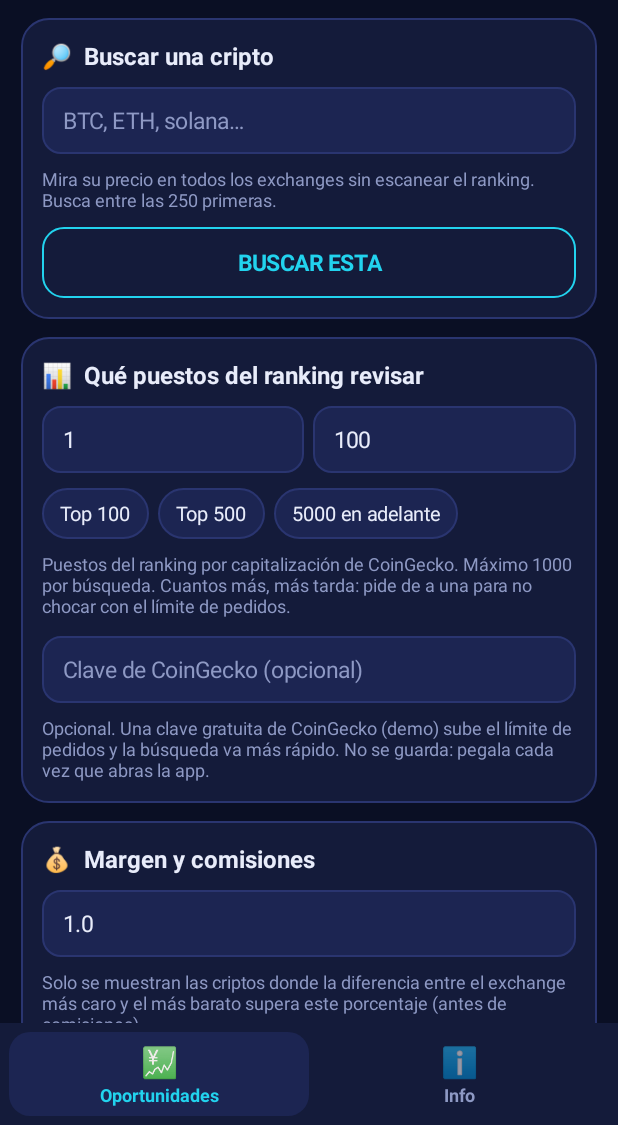
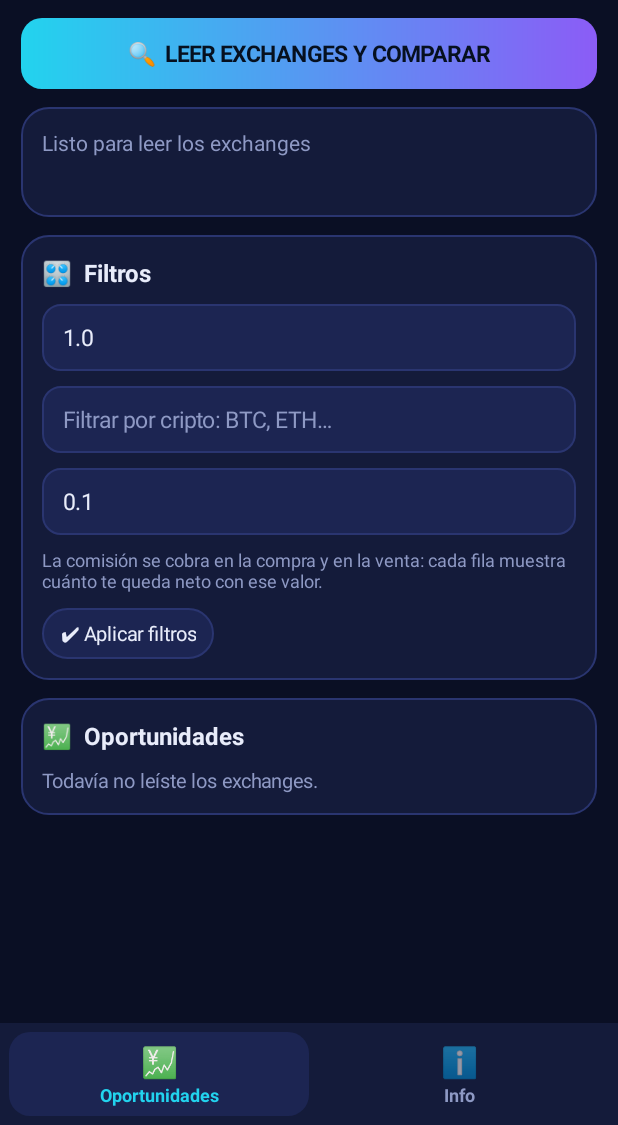
Before and after one commit to adri40606941-ui/Zumo, an Android app: the screen it shows after launch (MainActivity), on a phone screen of 412 x 824 dp, the part 111-1236 px from its top. Run offline under Robolectric (Android 15) with nearby library versions, the phone set to English and light mode, and no system bars.

Commit message:
Zumo Cripto: leer los precios directamente de los exchanges (#113)
Antes la app leía el ranking de CoinGecko. Ahora lee las APIs públicas de
7 exchanges (Binance, Bybit, OKX, KuCoin, Gate.io, Bitget, MEXC), sin clave,
y compara el mismo activo entre ellos.

- Una llamada por exchange trae todos sus pares: 7 pedidos en vez de cientos,
  así que ya no hay límite de pedidos ni pausas.
- Solo pares contra USDT, USDC o USD; se ignoran los de menos de 20 000 USD
  de volumen (libros vacíos dan diferencias falsas).
- Si un exchange bloquea el país o falla, se informa y se sigue con los demás.
- Se quitan CoinGecko, el rango por puestos y la clave demo: los exchanges
  no tienen ranking.
- Filtros (margen mínimo, cripto) sobre lo leído, sin volver a pedir.
- Formatos verificados con respuestas reales de OKX, KuCoin, Gate.io, Bitget
  y MEXC; Binance y Bybit bloquean EE. UU. y se parsean según su documentación.
- 30 pruebas (formatos, separación de pares, agregado, búsqueda con fallos).


Claude-Session: https://claude.ai/code/session_014KfjR7gugawUEpsrF5zwn6

Co-authored-by: Claude <noreply@anthropic.com>

```diff
--- a/zumocripto/app/src/main/java/com/zumo/cripto/Comparador.kt
+++ b/zumocripto/app/src/main/java/com/zumo/cripto/Comparador.kt
@@ -2,7 +2,7 @@ package com.zumo.cripto
 
 /** Arma una [Oportunidad] a partir de los tickers crudos de una moneda, o null si no hay suficiente para comparar. */
 object Comparador {
-    /** Confianza mínima para usar un precio. CoinGecko no siempre la informa: "" (vacío) se deja pasar. */
+    /** Confianza mínima para usar un precio. Los exchanges no la informan: "" (vacío) se deja pasar. */
     private val CONFIANZA_DESCARTADA = setOf("red")
 
     fun construir(moneda: Moneda, tickersCrudos: List<Ticker>, minExchanges: Int = 2): Oportunidad? {
--- a/zumocripto/app/src/main/java/com/zumo/cripto/MainActivity.kt
+++ b/zumocripto/app/src/main/java/com/zumo/cripto/MainActivity.kt
@@ -11,7 +11,7 @@ import android.widget.LinearLayout
 import android.widget.ScrollView
 import android.widget.TextView
 
-/** Zumo Cripto: compara el precio de cada cripto entre varios exchanges (datos de CoinGecko). Todo en código: cabecera, dos pestañas abajo y sus páginas. */
+/** Zumo Cripto: compara el precio de cada activo entre varios exchanges. Todo en código: cabecera, dos pestañas abajo y sus páginas. */
 class MainActivity : Activity() {
     private lateinit var ui: Ui
     private lateinit var oportunidades: PaginaOportunidades
@@ -110,13 +110,13 @@ class MainActivity : Activity() {
         }
 
         seccion("¿Qué hace Zumo Cripto?",
-            "• Recorre el ranking de criptomonedas de CoinGecko (podés elegir cuántas, de las 50 más grandes hasta las 500).\n" +
-            "• Para cada una, compara su precio en varios exchanges y calcula el margen entre el más barato y el más caro.\n" +
-            "• Te muestra solo las que superan el margen mínimo que pusiste, ordenadas de mayor a menor diferencia.\n" +
-            "• Tocando una, ves el precio en cada exchange y un enlace para operar si CoinGecko lo tiene.")
+            "• Lee los precios de 7 exchanges (Binance, Bybit, OKX, KuCoin, Gate.io, Bitget y MEXC) directamente desde sus APIs públicas.\n" +
+            "• Busca los activos que se operan en dos o más exchanges y compara su precio entre ellos.\n" +
+            "• Te muestra dónde está más barato y dónde más caro, y cuánto es la diferencia en porcentaje.\n" +
+            "• Con el campo de comisión ves cuánto te queda neto. Tocando una fila ves todos los exchanges y un enlace para operar.")
 
         seccion("Sobre los datos",
-            "Los precios vienen de la API pública de CoinGecko. Es gratuita pero tiene un límite de pedidos por minuto compartido por todos los que la usan sin clave; por eso la búsqueda pide de a una cripto y espera un poco entre cada una, y puede tardar varios minutos si elegís muchas.")
+            "Cada exchange publica sus precios en tiempo real sin clave. Algunos bloquean ciertos países: si no podés leer uno, la app lo dice en el resumen y compara con los demás. Solo se usan pares contra USDT, USDC o USD, y se ignoran los que tienen poco volumen, porque sus precios no son confiables.")
 
         seccion("Antes de operar con esto",
             "• Esto no es consejo financiero: es solo información para que decidas vos.\n" +
@@ -124,7 +124,7 @@ class MainActivity : Activity() {
             "• Los precios pueden cambiar en los segundos que tarda el pedido, y hay exchanges con poco volumen donde el precio no es confiable.\n" +
             "• Revisá siempre el precio real en cada exchange antes de mover dinero.")
 
-        seccion("Atribución", "Datos de precios y mercados de CoinGecko (www.coingecko.com).")
+        seccion("Fuentes", "Precios leídos de las APIs públicas de Binance, Bybit, OKX, KuCoin, Gate.io, Bitget y MEXC.")
 
         sv.addView(col)
         return sv
--- a/zumocripto/app/src/main/java/com/zumo/cripto/Modelos.kt
+++ b/zumocripto/app/src/main/java/com/zumo/cripto/Modelos.kt
@@ -1,6 +1,6 @@
 package com.zumo.cripto
 
-/** Una cripto en el ranking de CoinGecko (sin datos de exchanges todavía). */
+/** Un activo (por ejemplo BTC) con su precio de referencia: la mediana entre los exchanges donde se opera. */
 data class Moneda(val id: String, val simbolo: String, val nombre: String, val precioUsd: Double, val puestoRanking: Int)
 
 /** El precio de una cripto en un exchange puntual, ya convertido a dólares. */
@@ -9,7 +9,7 @@ data class Ticker(
     val par: String,          // "BTC/USDT", por ejemplo
     val precioUsd: Double,
     val volumenUsd: Double,
-    val confianza: String,    // "green", "yellow", "red" o "" si CoinGecko no lo informa
+    val confianza: String,    // "green", "yellow", "red" o "" si no se informa
     val urlOperar: String,
     val anomalo: Boolean,
     val desactualizado: Boolean,
--- a/zumocripto/app/src/main/java/com/zumo/cripto/PaginaOportunidades.kt
+++ b/zumocripto/app/src/main/java/com/zumo/cripto/PaginaOportunidades.kt
@@ -17,33 +17,27 @@ import android.widget.TextView
 import android.widget.Toast
 import java.util.Locale
 
-/** Pestaña "Oportunidades": busca criptos con margen entre exchanges (en el ranking o una sola), y calcula el neto con comisiones. */
+/** Pestaña "Oportunidades": lee los precios de varios exchanges y muestra dónde una misma cripto está más barata que en otro. */
 class PaginaOportunidades(private val act: Activity) {
     private val ui = Ui(act)
     private val principal = Handler(Looper.getMainLooper())
     private val candado = Any()
-    private val hallados = ArrayList<Oportunidad>()
+    private var resultados: List<Oportunidad> = emptyList()
     private var version = 0
     private var versionPintada = -1
 
-    private var escaneo: Escaneo? = null
+    private var buscador: BuscadorExchanges? = null
     private var buscando = false
     private var hubo = false
-    @Volatile private var mensaje = "Listo para buscar"
-    private var inicio = 0L
+    @Volatile private var mensaje = "Listo para leer los exchanges"
+    @Volatile private var informe = ""
     private var comision = 0.1
 
     private val campoMargen = ui.campo("Margen mínimo %, por ejemplo 1.0")
     private val campoComision = ui.campo("Comisión por operación %, por ejemplo 0.1")
-    private val campoBuscar = ui.campo("BTC, ETH, solana…")
-    private val campoDesde = ui.campo("Desde el puesto")
-    private val campoHasta = ui.campo("Hasta el puesto")
-    private val campoClave = ui.campo("Clave de CoinGecko (opcional)")
-    private var clave = ""
+    private val campoFiltro = ui.campo("Filtrar por cripto: BTC, ETH…")
     private val botonPrincipal: TextView
-    private val botonUna: TextView
-    private val textoEstado = ui.texto("Listo para buscar", 14f, Paleta.APAGADO)
-    private val barra = Barra(act, ui)
+    private val textoEstado = ui.texto("Listo para leer los exchanges", 14f, Paleta.APAGADO)
     private val textoResumen = ui.texto("", 13f, Paleta.APAGADO)
     private val cajaResultados = ui.vertical()
 
@@ -59,68 +53,34 @@ class PaginaOportunidades(private val act: Activity) {
     init {
         campoMargen.setText("1.0")
         campoComision.setText("0.1")
-        campoDesde.setText("1")
-        campoHasta.setText("100")
-        campoDesde.inputType = android.text.InputType.TYPE_CLASS_NUMBER
-        campoHasta.inputType = android.text.InputType.TYPE_CLASS_NUMBER
         campoMargen.inputType = android.text.InputType.TYPE_CLASS_NUMBER or android.text.InputType.TYPE_NUMBER_FLAG_DECIMAL
         campoComision.inputType = android.text.InputType.TYPE_CLASS_NUMBER or android.text.InputType.TYPE_NUMBER_FLAG_DECIMAL
         val col = ui.vertical()
         col.setPadding(ui.dp(14), ui.dp(12), ui.dp(14), ui.dp(24))
 
-        // --- Buscar una cripto puntual
-        val tUna = ui.tarjeta()
-        tUna.addView(ui.texto("🔎  Buscar una cripto", 16f, Paleta.TEXTO, true))
-        tUna.addView(campoBuscar, ui.params(arriba = 10))
-        tUna.addView(ui.texto("Mira su precio en todos los exchanges sin escanear el ranking. Busca entre las 250 primeras.", 12f, Paleta.APAGADO), ui.params(arriba = 8))
-        botonUna = ui.boton("BUSCAR ESTA", relleno = false) { if (buscando) detener() else empezarUna() }
-        tUna.addView(botonUna, ui.params(arriba = 10))
-        col.addView(tUna)
+        // --- Botón principal y estado
+        botonPrincipal = ui.boton("🔍  LEER EXCHANGES Y COMPARAR") { if (buscando) detener() else empezar() }
+        col.addView(botonPrincipal)
+        val tEstado = ui.tarjeta()
+        tEstado.addView(textoEstado)
+        tEstado.addView(textoResumen, ui.params(arriba = 8))
+        col.addView(tEstado, ui.params(arriba = 12))
 
-        // --- Qué puestos del ranking revisar
+        // --- Filtros (se aplican sobre lo leído, sin volver a pedir nada)
         val t1 = ui.tarjeta()
-        t1.addView(ui.texto("📊  Qué puestos del ranking revisar", 16f, Paleta.TEXTO, true))
-        val filaRango = ui.horizontal()
-        filaRango.addView(campoDesde, ui.params(ancho = 0, peso = 1f, der = 6))
-        filaRango.addView(campoHasta, ui.params(ancho = 0, peso = 1f))
-        t1.addView(filaRango, ui.params(arriba = 10))
-        val filaP = ui.horizontal()
-        for ((nombre, d, h) in PRESETS) {
-            val chip = ui.chip(nombre, false) { campoDesde.setText(d.toString()); campoHasta.setText(h.toString()) }
-            filaP.addView(chip, ui.params(ancho = ViewGroup.LayoutParams.WRAP_CONTENT, der = 6))
-        }
-        val scrollP = android.widget.HorizontalScrollView(act)
-        scrollP.isHorizontalScrollBarEnabled = false
-        scrollP.addView(filaP)
-        t1.addView(scrollP, ui.params(arriba = 10))
-        t1.addView(ui.texto("Puestos del ranking por capitalización de CoinGecko. Máximo ${Escaneo.MAX_RANGO} por búsqueda. Cuantos más, más tarda: pide de a una para no chocar con el límite de pedidos.", 12f, Paleta.APAGADO), ui.params(arriba = 8))
-        t1.addView(campoClave, ui.params(arriba = 12))
-        t1.addView(ui.texto("Opcional. Una clave gratuita de CoinGecko (demo) sube el límite de pedidos y la búsqueda va más rápido. No se guarda: pegala cada vez que abras la app.", 12f, Paleta.APAGADO), ui.params(arriba = 8))
+        t1.addView(ui.texto("🎛  Filtros", 16f, Paleta.TEXTO, true))
+        t1.addView(campoMargen, ui.params(arriba = 10))
+        t1.addView(campoFiltro, ui.params(arriba = 10))
+        t1.addView(campoComision, ui.params(arriba = 10))
+        t1.addView(ui.texto("La comisión se cobra en la compra y en la venta: cada fila muestra cuánto te queda neto con ese valor.", 12f, Paleta.APAGADO), ui.params(arriba = 8))
+        t1.addView(ui.chip("✔ Aplicar filtros", false) { versionPintada = -1; pintarEstado() }, ui.params(ancho = ViewGroup.LayoutParams.WRAP_CONTENT, arriba = 10))
         col.addView(t1, ui.params(arriba = 12))
 
-        // --- Margen mínimo y comisiones
+        // --- Resultados
         val t2 = ui.tarjeta()
-        t2.addView(ui.texto("💰  Margen y comisiones", 16f, Paleta.TEXTO, true))
-        t2.addView(campoMargen, ui.params(arriba = 10))
-        t2.addView(ui.texto("Solo se muestran las criptos donde la diferencia entre el exchange más caro y el más barato supera este porcentaje (antes de comisiones).", 12f, Paleta.APAGADO), ui.params(arriba = 8))
-        t2.addView(campoComision, ui.params(arriba = 12))
-        t2.addView(ui.texto("Se cobra en la compra y en la venta. Cada fila muestra cuánto te queda neto con esta comisión.", 12f, Paleta.APAGADO), ui.params(arriba = 8))
+        t2.addView(ui.texto("💹  Oportunidades", 16f, Paleta.TEXTO, true))
+        t2.addView(cajaResultados, ui.params(arriba = 10))
         col.addView(t2, ui.params(arriba = 12))
-
-        // --- Botón del ranking y progreso
-        botonPrincipal = ui.boton("🔍  BUSCAR OPORTUNIDADES") { if (buscando) detener() else empezar() }
-        col.addView(botonPrincipal, ui.params(arriba = 14))
-        val t3 = ui.tarjeta()
-        t3.addView(textoEstado)
-        t3.addView(barra, ui.params(arriba = 10))
-        t3.addView(textoResumen, ui.params(arriba = 8))
-        col.addView(t3, ui.params(arriba = 14))
-
-        // --- Resultados
-        val t4 = ui.tarjeta()
-        t4.addView(ui.texto("💹  Oportunidades", 16f, Paleta.TEXTO, true))
-        t4.addView(cajaResultados, ui.params(arriba = 10))
-        col.addView(t4, ui.params(arriba = 14))
 
         vista.addView(col)
         pintarEstado()
@@ -137,121 +97,98 @@ class PaginaOportunidades(private val act: Activity) {
     }
 
     private fun empezar() {
-        val margen = parsePct(campoMargen.text.toString())
-        if (margen == null) { toast("Poné un margen mínimo válido, por ejemplo 1.0"); return }
         val com = parsePct(campoComision.text.toString())
         if (com == null) { toast("Poné una comisión válida, por ejemplo 0.1"); return }
         comision = com
         ocultarTeclado()
-        val rango = parseRango() ?: return
-        clave = campoClave.text.toString().trim()
-        iniciar { e ->
-            e.buscar(
-                desde = rango.first,
-                hasta = rango.second,
-                margenMinimoPct = margen,
-                pausaMs = PAUSA_MS,
-                alEstado = { mensaje = it },
-                alHallar = { agregar(it) },
-                alAvanzar = { _, _ -> },
-            )
-        }
-    }
-
-    /** Lee el rango de puestos; avisa y devuelve null si no es válido. */
-    private fun parseRango(): Pair<Int, Int>? {
-        val d = campoDesde.text.toString().trim().toIntOrNull()
-        val h = campoHasta.text.toString().trim().toIntOrNull()
-        if (d == null || h == null || d < 1) { toast("Poné los puestos desde y hasta, por ejemplo 1 y 100"); return null }
-        if (h < d) { toast("El puesto de «hasta» tiene que ser mayor o igual que «desde»"); return null }
-        if (h - d + 1 > Escaneo.MAX_RANGO) { toast("Como máximo ${Escaneo.MAX_RANGO} por búsqueda: achicá el rango"); return null }
-        return d to h
-    }
-
-    private fun empezarUna() {
-        val consulta = campoBuscar.text.toString()
-        if (consulta.isBlank()) { toast("Escribí una cripto, por ejemplo BTC"); return }
-        val com = parsePct(campoComision.text.toString())
-        if (com == null) { toast("Poné una comisión válida, por ejemplo 0.1"); return }
-        comision = com
-        ocultarTeclado()
-        clave = campoClave.text.toString().trim()
-        iniciar { e ->
-            val op = e.buscarUna(consulta, { mensaje = it })
-            if (op != null) {
-                agregar(op)
-                mensaje = "✔ Listo: ${op.moneda.nombre}"
-            }
-        }
-    }
-
-    /** Arranca una búsqueda (del ranking o de una sola cripto) en un hilo aparte y pinta los resultados a medida que llegan. */
-    private fun iniciar(tarea: (Escaneo) -> Unit) {
-        synchronized(candado) { hallados.clear(); version++ }
-        hubo = true; inicio = System.currentTimeMillis()
+        synchronized(candado) { resultados = emptyList(); version++ }
+        hubo = true
         buscando = true
         botonPrincipal.text = "⏹  DETENER"
-        botonUna.text = "⏹  DETENER"
-        val llave = clave
-        val e = Escaneo({ url -> Red.pedir(url, llave) })
-        escaneo = e
+        val b = BuscadorExchanges({ url -> Red.pedir(url) })
+        buscador = b
         Thread({
             try {
-                tarea(e)
+                val r = b.buscar { mensaje = it }
+                synchronized(candado) { resultados = r.oportunidades; version++ }
+                informe = armarInforme(r)
+                mensaje = if (r.cancelado) "Detenido" else "✔ Listo"
             } catch (_: Exception) {
-                mensaje = "Hubo un error al buscar"
+                mensaje = "Hubo un error al leer los exchanges"
             }
             principal.post { terminar() }
-        }, "zumocripto-busqueda").start()
+        }, "zumocripto-exchanges").start()
         principal.post(refresco)
     }
 
-    private fun agregar(op: Oportunidad) { synchronized(candado) { hallados.add(op); version++ } }
+    private fun armarInforme(r: BuscadorExchanges.Resultado): String {
+        val base = "Leí ${r.leidos} de ${Exchanges.TODAS.size} exchanges"
+        return if (r.fallaron.isEmpty()) base
+        else "$base. No pude leer: ${r.fallaron.joinToString(", ")}. Puede ser que no estén disponibles en tu país."
+    }
 
-    private fun detener() { escaneo?.cancelar(); mensaje = "Deteniendo…" }
+    private fun detener() { buscador?.cancelar(); mensaje = "Deteniendo…" }
 
     private fun terminar() {
         buscando = false
-        botonPrincipal.text = "🔍  BUSCAR OPORTUNIDADES"
-        botonUna.text = "BUSCAR ESTA"
+        botonPrincipal.text = "🔍  LEER EXCHANGES Y COMPARAR"
         pintarEstado()
     }
 
-    fun cerrar() { escaneo?.cancelar() }
+    fun cerrar() { buscador?.cancelar() }
+
+    /** Lo que se ve según los filtros: margen mínimo y nombre de cripto, ordenado de mayor a menor margen. */
+    private fun visibles(): List<Oportunidad> {
+        val margen = parsePct(campoMargen.text.toString()) ?: 0.0
+        val filtro = campoFiltro.text.toString().trim().lowercase()
+        val todas = synchronized(candado) { resultados }
+        return todas
+            .filter { it.margenPct >= margen }
+            .filter { filtro.isEmpty() || it.moneda.simbolo.lowercase().contains(filtro) }
+            .sortedByDescending { it.margenPct }
+    }
 
     private fun pintarEstado() {
         textoEstado.text = mensaje
         textoEstado.setTextColor(if (buscando) Paleta.CYAN else if (hubo) Paleta.VERDE else Paleta.APAGADO)
-        val n = synchronized(candado) { hallados.size }
-        textoResumen.text = if (!hubo) "" else "$n oportunidad(es) encontradas"
+        val total = synchronized(candado) { resultados.size }
+        textoResumen.text = when {
+            !hubo -> ""
+            buscando -> ""
+            else -> "${visibles().size} de $total activos en varios exchanges. $informe"
+        }
         if (versionPintada != version) { versionPintada = version; pintarResultados() }
     }
 
-    private fun copia(): List<Oportunidad> = synchronized(candado) { hallados.sortedByDescending { it.margenPct } }
-
     private fun pintarResultados() {
-        val todos = copia()
+        val lista = visibles()
         cajaResultados.removeAllViews()
-        if (todos.isEmpty()) {
-            cajaResultados.addView(ui.texto(if (!hubo) "Todavía no buscaste nada." else if (buscando) "Buscando…" else "No se encontró ninguna con ese margen mínimo.", 13f, Paleta.APAGADO))
+        if (lista.isEmpty()) {
+            val texto = when {
+                !hubo -> "Todavía no leíste los exchanges."
+                buscando -> "Leyendo…"
+                synchronized(candado) { resultados.isEmpty() } -> "No se encontró ningún activo en dos exchanges."
+                else -> "Ninguna con esos filtros. Bajá el margen mínimo o quitá el nombre de la cripto."
+            }
+            cajaResultados.addView(ui.texto(texto, 13f, Paleta.APAGADO))
             return
         }
-        for (op in todos.take(MAX_FILAS)) {
+        for (op in lista.take(MAX_FILAS)) {
             val fila = ui.vertical()
             fila.background = ui.fondo(Paleta.TARJETA_2, 12)
             fila.setPadding(ui.dp(12), ui.dp(10), ui.dp(12), ui.dp(10))
             val cab = ui.horizontal()
-            cab.addView(ui.texto("${op.moneda.nombre} (${op.moneda.simbolo})", 15f, Paleta.CYAN, true), ui.params(ancho = 0, peso = 1f))
+            cab.addView(ui.texto(op.moneda.simbolo, 15f, Paleta.CYAN, true), ui.params(ancho = 0, peso = 1f))
             cab.addView(ui.insignia("+" + formatoPct(op.margenPct) + "%", colorMargen(op.margenPct)))
             fila.addView(cab)
             fila.addView(ui.texto("${op.barato.exchange}: \$${formatoUsd(op.barato.precioUsd)}  →  ${op.caro.exchange}: \$${formatoUsd(op.caro.precioUsd)}", 13f, Paleta.TEXTO), ui.params(arriba = 6))
             val neto = Calculadora.netoPct(op, comision)
             fila.addView(ui.texto("Neto con comisiones: ${formatoPct(neto)}%", 12f, if (neto > 0) Paleta.VERDE else Paleta.ROJO, true), ui.params(arriba = 4))
-            fila.addView(ui.texto("${op.exchanges} exchanges comparados", 12f, Paleta.APAGADO), ui.params(arriba = 2))
+            fila.addView(ui.texto("${op.exchanges} exchanges", 12f, Paleta.APAGADO), ui.params(arriba = 2))
             fila.setOnClickListener { detalle(op) }
             cajaResultados.addView(fila, ui.params(abajo = 8))
         }
-        if (todos.size > MAX_FILAS) cajaResultados.addView(ui.texto("… y ${todos.size - MAX_FILAS} más.", 12f, Paleta.AMARILLO))
+        if (lista.size > MAX_FILAS) cajaResultados.addView(ui.texto("… y ${lista.size - MAX_FILAS} más. Usá el filtro para achicar la lista.", 12f, Paleta.AMARILLO))
     }
 
     private fun colorMargen(pct: Double): Int = when {
@@ -263,7 +200,7 @@ class PaginaOportunidades(private val act: Activity) {
     private fun formatoPct(v: Double): String = String.format(Locale.US, "%.2f", v)
     private fun formatoUsd(v: Double): String = if (v >= 1.0) String.format(Locale.US, "%,.2f", v) else String.format(Locale.US, "%.6f", v)
 
-    /** Un detalle con la tabla completa de exchanges, de más barato a más caro, con el enlace para operar si CoinGecko lo informa. */
+    /** Un detalle con la tabla de exchanges, de más barato a más caro, con el enlace para operar en cada uno. */
     private fun detalle(op: Oportunidad) {
         val cuerpo = LinearLayout(act)
         cuerpo.orientation = LinearLayout.VERTICAL
@@ -272,7 +209,7 @@ class PaginaOportunidades(private val act: Activity) {
         cuerpo.addView(ui.texto("Neto con comisiones de ${formatoPct(comision)}% por operación: ${formatoPct(neto)}%", 13f, if (neto > 0) Paleta.VERDE else Paleta.ROJO, true))
         for (t in op.tickers) {
             val f = ui.horizontal()
-            f.addView(ui.texto(t.exchange, 14f, Paleta.TEXTO, true), ui.params(ancho = 0, peso = 1f))
+            f.addView(ui.texto("${t.exchange}  (${t.par})", 14f, Paleta.TEXTO, true), ui.params(ancho = 0, peso = 1f))
             f.addView(ui.texto("\$${formatoUsd(t.precioUsd)}", 14f, Paleta.CYAN))
             cuerpo.addView(f, ui.params(arriba = 8))
             if (t.urlOperar.isNotBlank()) {
@@ -284,12 +221,12 @@ class PaginaOportunidades(private val act: Activity) {
             }
         }
         AlertDialog.Builder(act)
-            .setTitle("${op.moneda.nombre} (${op.moneda.simbolo}) — margen ${formatoPct(op.margenPct)}%")
+            .setTitle("${op.moneda.simbolo} — margen ${formatoPct(op.margenPct)}%")
             .setView(ScrollView(act).also { it.addView(cuerpo) })
             .setPositiveButton("Copiar resumen") { _, _ ->
-                val r = op.tickers.joinToString("\n") { "${it.exchange}: \$${formatoUsd(it.precioUsd)}" }
+                val r = op.tickers.joinToString("\n") { "${it.exchange} (${it.par}): \$${formatoUsd(it.precioUsd)}" }
                 val cm = act.getSystemService(Context.CLIPBOARD_SERVICE) as ClipboardManager
-                cm.setPrimaryClip(ClipData.newPlainText("Zumo Cripto", "${op.moneda.nombre}\n$r\nNeto con comisiones: ${formatoPct(neto)}%"))
+                cm.setPrimaryClip(ClipData.newPlainText("Zumo Cripto", "${op.moneda.simbolo}\n$r\nNeto con comisiones: ${formatoPct(neto)}%"))
                 toast("Copiado")
             }
             .setNegativeButton("Cerrar", null)
@@ -298,12 +235,5 @@ class PaginaOportunidades(private val act: Activity) {
 
     companion object {
         const val MAX_FILAS = 200
-        const val PAUSA_MS = 700L
-        /** Atajos: nombre, puesto desde y puesto hasta. */
-        val PRESETS = listOf(
-            Triple("Top 100", 1, 100),
-            Triple("Top 500", 1, 500),
-            Triple("5000 en adelante", 5000, 5999),
-        )
     }
 }
```
Also changed, not shown: zumocripto/app/src/main/java/com/zumo/cripto/BuscadorExchanges.kt (added, +63 -0 lines), zumocripto/app/src/main/java/com/zumo/cripto/CoinGeckoApi.kt (deleted, +0 -99 lines), zumocripto/app/src/main/java/com/zumo/cripto/Escaneo.kt (deleted, +0 -117 lines), zumocripto/app/src/main/java/com/zumo/cripto/Exchanges.kt (added, +104 -0 lines), zumocripto/app/src/main/java/com/zumo/cripto/Red.kt (added, +30 -0 lines), 2 other files.
